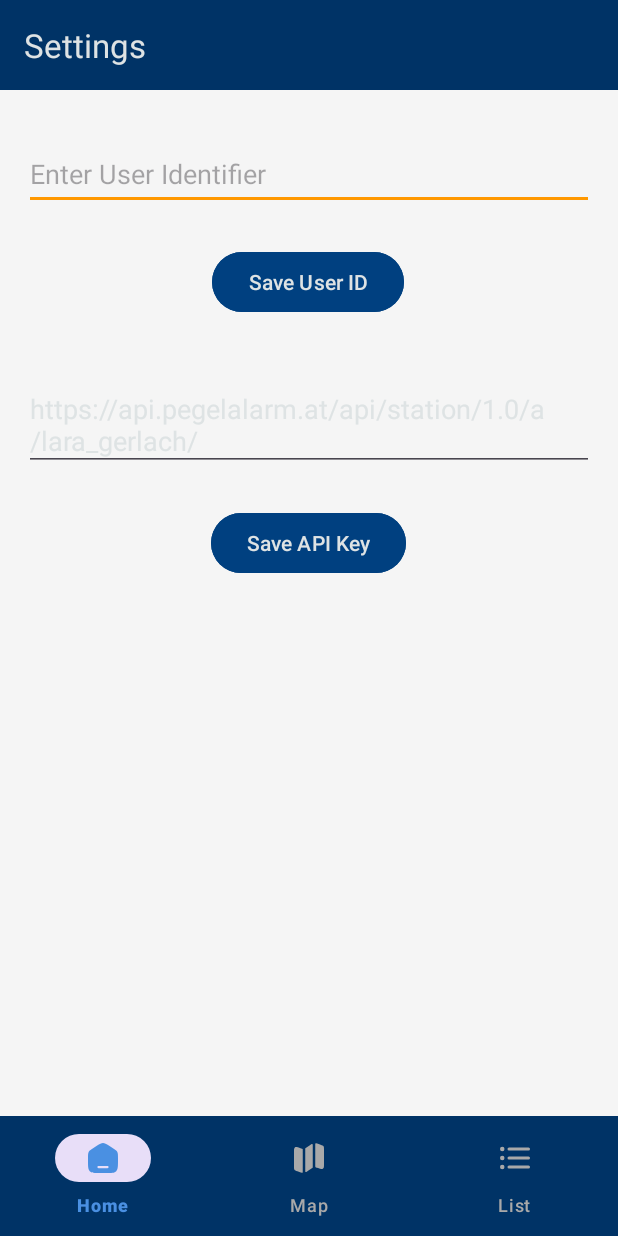
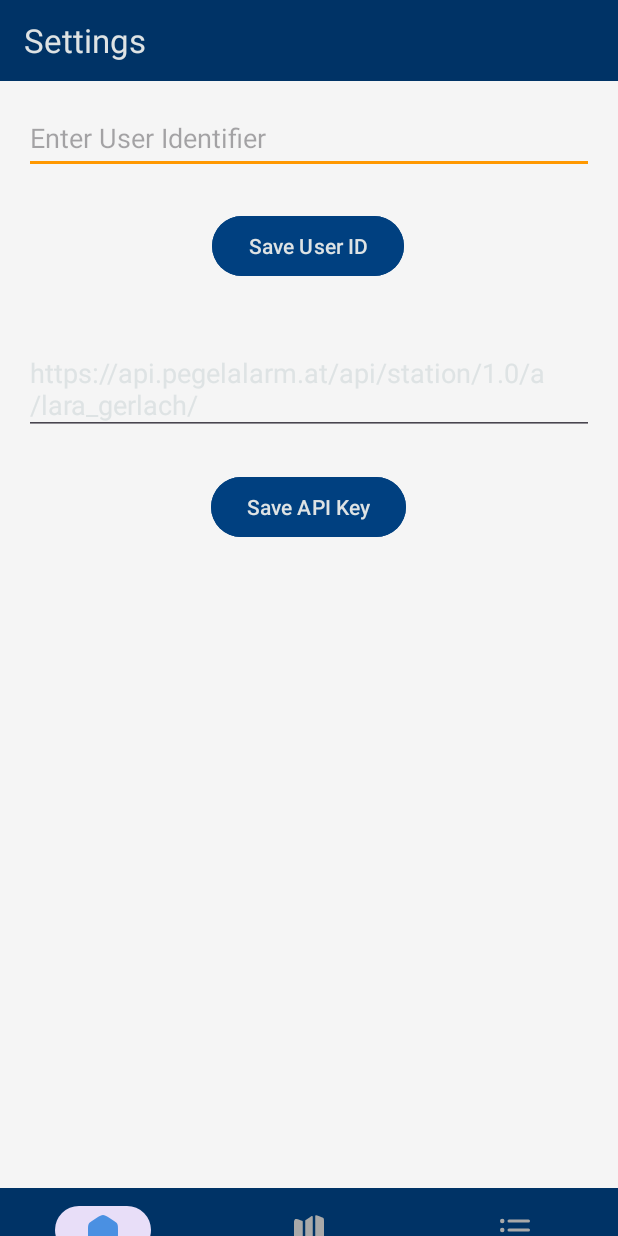
Before and after one commit to kliniik/MAD_Kotlin, an Android app: the SettingsActivity screen opened directly, with no data from a screen before it, on a phone screen of 412 x 824 dp. Run offline under Robolectric (Android 15) with nearby library versions, the phone set to English and light mode, and no system bars; network calls fail.

Commit message:
changed toggle color and corrected settings activity

```diff
--- a/app/src/main/java/es/upm/btb/madproject/SettingsActivity.kt
+++ b/app/src/main/java/es/upm/btb/madproject/SettingsActivity.kt
@@ -60,6 +60,8 @@ class SettingsActivity : AppCompatActivity() {
                     true
                 }
                 R.id.navigation_list -> {
+                    startActivity(Intent(this, SecondActivity::class.java))
+                    finish()
                     true // Bereits in "Liste", also nichts tun
                 }
                 else -> false
--- a/app/src/main/res/layout/activity_settings.xml
+++ b/app/src/main/res/layout/activity_settings.xml
@@ -11,7 +11,7 @@
     <androidx.appcompat.widget.Toolbar
         android:id="@+id/toolbar"
         android:layout_width="match_parent"
-        android:layout_height="60dp"
+        android:layout_height="54dp"
         android:background="@color/primaryColor"
         android:elevation="4dp"
         app:layout_constraintEnd_toEndOf="parent"
@@ -28,7 +28,7 @@
         android:layout_width="0dp"
         android:layout_height="wrap_content"
         android:layout_marginStart="16dp"
-        android:layout_marginTop="92dp"
+        android:layout_marginTop="68dp"
         android:layout_marginEnd="16dp"
         android:hint="Enter User Identifier"
         android:minHeight="48dp"
@@ -84,6 +84,8 @@
         android:id="@+id/bottom_navigation_view"
         android:layout_width="match_parent"
         android:layout_height="wrap_content"
+        android:layout_marginTop="16dp"
+        android:layout_marginBottom="-48dp"
         app:backgroundTint="@color/colorBottomNavBackground"
         app:itemIconTint="@drawable/nav_item_color_selector"
         app:itemTextColor="@drawable/nav_item_color_selector"
```
Also changed, not shown: app/src/main/res/layout/activity_main.xml (+6 -1 lines), app/src/main/res/values/colors.xml (+7 -0 lines).
